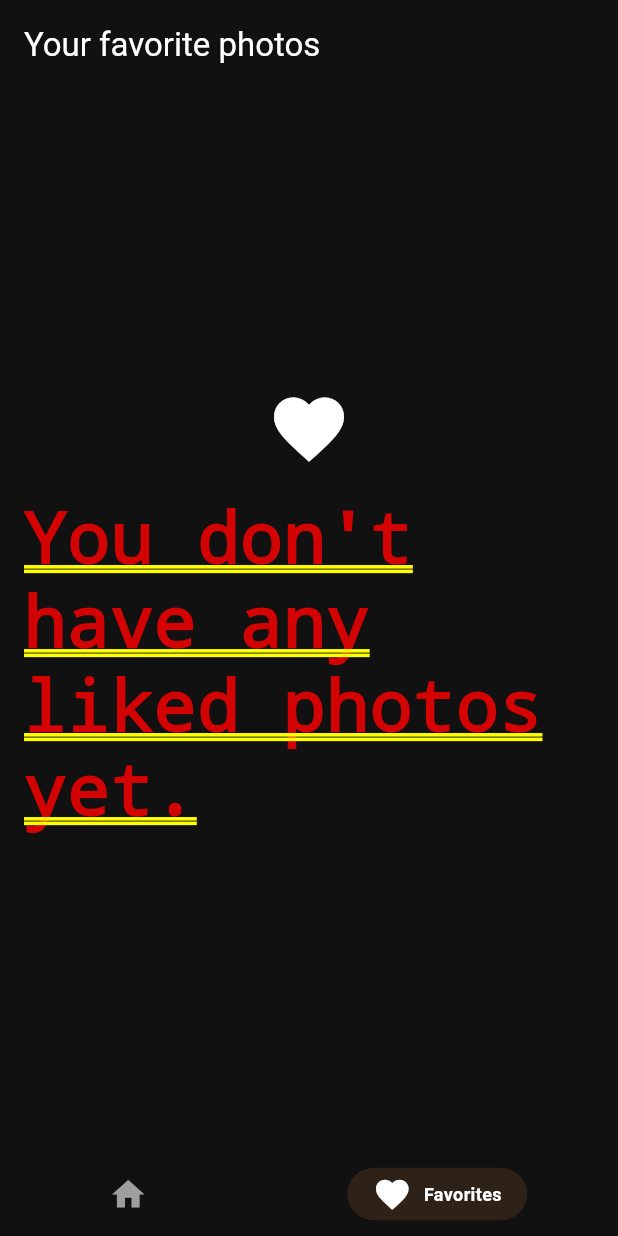
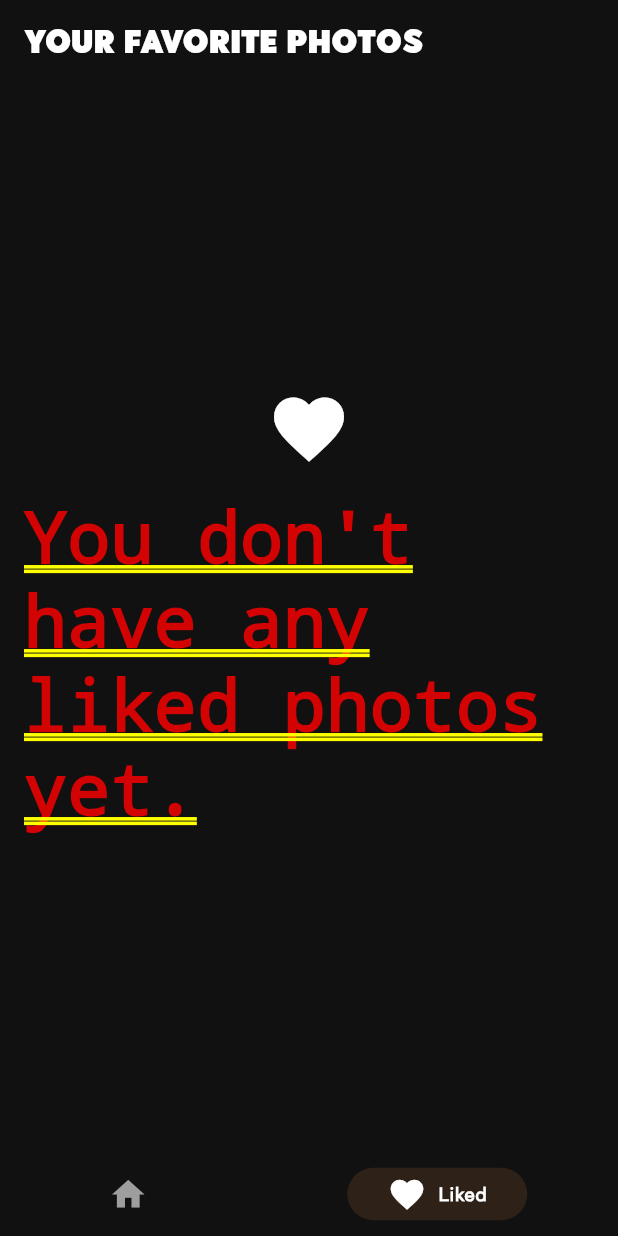
Before and after one commit to MarceloFortesGC/very_good_coffee_app, a Flutter app: the screen it shows after launch, item 2 of the bottom bar chosen, on a phone screen of 412 x 824 dp. Run offline on Flutter 3.47's test engine with Material 3 defaults, Android fonts, the phone set to English and light mode, and no system bars; drawn by our look-alikes of persistent_bottom_nav_bar; our stand-ins replace cached_network_image, dio, flutter_cache_manager, shared_preferences, shimmer; network calls fail.

Commit message:
font and like animation

```diff
--- a/lib/features/body/application_body.dart
+++ b/lib/features/body/application_body.dart
@@ -3,8 +3,9 @@ import 'package:persistent_bottom_nav_bar/persistent_tab_view.dart';
 import 'package:provider/provider.dart';
 import 'package:very_good_coffee_app/features/favorites/favorites_page.dart';
 import 'package:very_good_coffee_app/features/home/home_page.dart';
+import 'package:very_good_coffee_app/features/providers/connection_provider.dart';
 import 'package:very_good_coffee_app/features/shared/custom_colors.dart';
-import 'package:very_good_coffee_app/features/shared/images_provider.dart';
+import 'package:very_good_coffee_app/features/providers/images_provider.dart';
 
 class ApplicationBody extends StatefulWidget {
   const ApplicationBody({super.key});
@@ -18,8 +19,8 @@ class _ApplicationBodyState extends State<ApplicationBody> {
 
   @override
   Widget build(BuildContext context) {
-    return Consumer<ImagesProvider>(
-      builder: (context, value, child) {
+    return Consumer2<ImagesProvider, ConnectionProvider>(
+      builder: (context, value, connection, child) {
         return PersistentTabView(
           context,
           controller: _controller,
@@ -37,7 +38,7 @@ class _ApplicationBodyState extends State<ApplicationBody> {
             ),
             PersistentBottomNavBarItem(
               icon: const Icon(Icons.favorite),
-              title: ("Favorites"),
+              title: ("Liked"),
               activeColorPrimary: CustomColors.secondaryColor,
               activeColorSecondary: Colors.white,
               inactiveColorPrimary: Colors.grey,
--- a/lib/features/favorites/favorites_page.dart
+++ b/lib/features/favorites/favorites_page.dart
@@ -3,7 +3,7 @@ import 'package:provider/provider.dart';
 import 'package:very_good_coffee_app/features/favorites/favorite_image_gallery.dart';
 import 'package:very_good_coffee_app/features/shared/animated_options.dart';
 import 'package:very_good_coffee_app/features/shared/custom_colors.dart';
-import 'package:very_good_coffee_app/features/shared/images_provider.dart';
+import 'package:very_good_coffee_app/features/providers/images_provider.dart';
 
 class FavoritesPage extends StatefulWidget {
   const FavoritesPage({super.key});
--- a/lib/features/home/home_service.dart
+++ b/lib/features/home/home_service.dart
@@ -5,7 +5,6 @@ class HomeService {
   final urlRandomData = 'https://coffee.alexflipnote.dev/random.json';
 
   Future<List<String>> getListImageHomePage() async {
-    try {
     List<String> returnValue = [];
     for (var i = 0; i < 10; i++) {
       Response imageUrl =
@@ -20,8 +19,5 @@ class HomeService {
       }
     }
     return returnValue;
-    } catch (e) {
-      rethrow;
   }
 }
-}
--- /dev/null
+++ b/lib/features/providers/connection_provider.dart
@@ -0,0 +1,10 @@
+import 'package:flutter/material.dart';
+
+class ConnectionProvider with ChangeNotifier {
+  bool _hasConnection = true;
+  bool get getHasConnection => _hasConnection;
+  set setHasConnection(bool e) {
+    _hasConnection = e;
+    notifyListeners();
+  }
+}
--- a/lib/features/shared/animated_options.dart
+++ b/lib/features/shared/animated_options.dart
@@ -23,7 +23,7 @@ class AnimatedOptionsState extends State<AnimatedOptions>
   void initState() {
     super.initState();
     _animationController = AnimationController(
-      duration: const Duration(milliseconds: 500),
+      duration: const Duration(milliseconds: 100),
       vsync: this,
     );
 
--- a/lib/main.dart
+++ b/lib/main.dart
@@ -1,8 +1,9 @@
 import 'package:flutter/material.dart';
 import 'package:provider/provider.dart';
 import 'package:very_good_coffee_app/features/body/application_body.dart';
+import 'package:very_good_coffee_app/features/providers/connection_provider.dart';
 import 'package:very_good_coffee_app/features/shared/custom_colors.dart';
-import 'package:very_good_coffee_app/features/shared/images_provider.dart';
+import 'package:very_good_coffee_app/features/providers/images_provider.dart';
 
 void main() {
   runApp(const MyApp());
@@ -25,9 +26,18 @@ class MyApp extends StatelessWidget {
           elevation: 0,
         ),
         textTheme: const TextTheme(
-          bodySmall: TextStyle(color: Colors.white),
-          bodyMedium: TextStyle(color: Colors.white),
-          titleLarge: TextStyle(color: Colors.white),
+          bodySmall: TextStyle(
+            color: Colors.white,
+            fontFamily: 'Celias',
+          ),
+          bodyMedium: TextStyle(
+            color: Colors.white,
+            fontFamily: 'Celias',
+          ),
+          titleLarge: TextStyle(
+            color: Colors.white,
+            fontFamily: 'Point Panther',
+          ),
         ),
         progressIndicatorTheme:
             const ProgressIndicatorThemeData(color: Colors.white),
@@ -38,6 +48,7 @@ class MyApp extends StatelessWidget {
       home: MultiProvider(
         providers: [
           ChangeNotifierProvider(create: (_) => ImagesProvider()),
+          ChangeNotifierProvider(create: (_) => ConnectionProvider()),
         ],
         child: const ApplicationBody(),
       ),
```
Also changed, not shown: lib/features/favorites/favorites_detail.dart (+15 -4 lines), lib/features/home/home_online.dart (+77 -18 lines), lib/features/home/home_page.dart (+10 -8 lines), lib/features/shared/animated_like.dart (added, +40 -0 lines), lib/features/shared/image_with_loader.dart (+14 -4 lines), pubspec.yaml (+7 -11 lines), lib/assets/Celias.otf (added), lib/assets/PointPanther.otf (added), lib/features/providers/images_provider.dart (renamed from lib/features/shared/images_provider.dart). Lines whose indentation alone changed are shown as unchanged.
